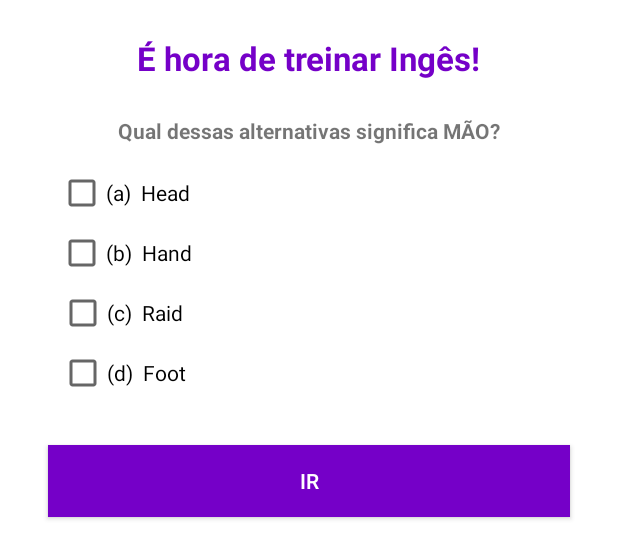
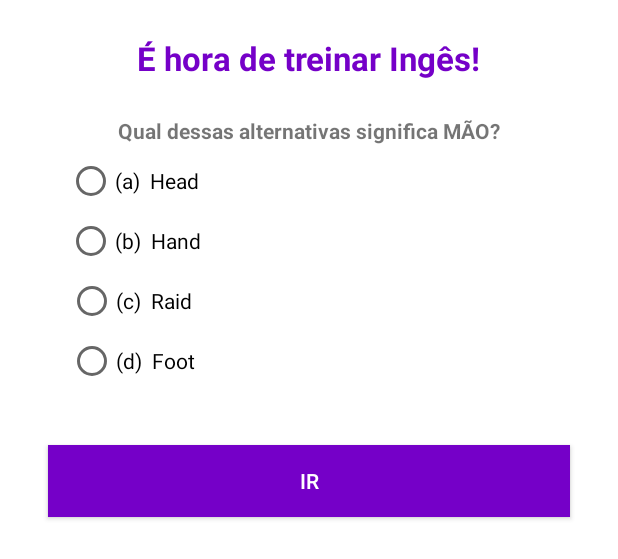
Before and after one commit to eduardoaugustoribeiro/IBM_Young, an Android app: the layout tarefa_ingles.xml on its own in the app's theme, with its tools: preview values and no code run, on a phone screen of 412 x 824 dp. Shown: the top 559 px of the screen. Run offline under Robolectric (Android 15) with nearby library versions, the phone set to English and light mode, and no system bars.

Commit message:
carga 16/03

```diff
--- a/app/src/main/res/layout/tarefa_ingles.xml
+++ b/app/src/main/res/layout/tarefa_ingles.xml
@@ -34,21 +34,35 @@
         app:layout_constraintStart_toStartOf="parent"
         app:layout_constraintTop_toBottomOf="@+id/textView3" />
 
-    <CheckBox
-        android:id="@+id/resp1Ingles1"
+    <Button
+        android:id="@+id/button2"
+        android:layout_width="0dp"
+        android:layout_height="wrap_content"
+        android:layout_marginEnd="32dp"
+        android:layout_marginStart="32dp"
+        android:layout_marginTop="40dp"
+        android:background="#FF7500C8"
+        android:text="Ir"
+        android:textColor="@android:color/background_light"
+        app:layout_constraintEnd_toEndOf="parent"
+        app:layout_constraintStart_toStartOf="parent"
+        app:layout_constraintTop_toBottomOf="@+id/resposta4Ingles1" />
+
+    <RadioButton
+        android:id="@+id/resposta1Ingles1"
         android:layout_width="wrap_content"
         android:layout_height="wrap_content"
         android:layout_marginEnd="8dp"
         android:layout_marginStart="8dp"
-        android:layout_marginTop="16dp"
+        android:layout_marginTop="8dp"
         android:text="(a)  Head"
         app:layout_constraintEnd_toEndOf="parent"
-        app:layout_constraintHorizontal_bias="0.1"
+        app:layout_constraintHorizontal_bias="0.12"
         app:layout_constraintStart_toStartOf="parent"
         app:layout_constraintTop_toBottomOf="@+id/perguntaIngles1" />
 
-    <CheckBox
-        android:id="@+id/resp2Ingles1"
+    <RadioButton
+        android:id="@+id/resposta2Ingles1"
         android:layout_width="wrap_content"
         android:layout_height="wrap_content"
         android:layout_marginEnd="8dp"
@@ -56,12 +70,12 @@
         android:layout_marginTop="8dp"
         android:text="(b)  Hand"
         app:layout_constraintEnd_toEndOf="parent"
-        app:layout_constraintHorizontal_bias="0.1"
+        app:layout_constraintHorizontal_bias="0.12"
         app:layout_constraintStart_toStartOf="parent"
-        app:layout_constraintTop_toBottomOf="@+id/resp1Ingles1" />
+        app:layout_constraintTop_toBottomOf="@+id/resposta1Ingles1" />
 
-    <CheckBox
-        android:id="@+id/resp3Ingles1"
+    <RadioButton
+        android:id="@+id/resposta3Ingles1"
         android:layout_width="wrap_content"
         android:layout_height="wrap_content"
         android:layout_marginEnd="8dp"
@@ -69,12 +83,12 @@
         android:layout_marginTop="8dp"
         android:text="(c)  Raid"
         app:layout_constraintEnd_toEndOf="parent"
-        app:layout_constraintHorizontal_bias="0.1"
+        app:layout_constraintHorizontal_bias="0.12"
         app:layout_constraintStart_toStartOf="parent"
-        app:layout_constraintTop_toBottomOf="@+id/resp2Ingles1" />
+        app:layout_constraintTop_toBottomOf="@+id/resposta2Ingles1" />
 
-    <CheckBox
-        android:id="@+id/resp4Ingles1"
+    <RadioButton
+        android:id="@+id/resposta4Ingles1"
         android:layout_width="wrap_content"
         android:layout_height="wrap_content"
         android:layout_marginEnd="8dp"
@@ -82,21 +96,7 @@
         android:layout_marginTop="8dp"
         android:text="(d)  Foot"
         app:layout_constraintEnd_toEndOf="parent"
-        app:layout_constraintHorizontal_bias="0.1"
+        app:layout_constraintHorizontal_bias="0.12"
         app:layout_constraintStart_toStartOf="parent"
-        app:layout_constraintTop_toBottomOf="@+id/resp3Ingles1" />
-
-    <Button
-        android:id="@+id/button2"
-        android:layout_width="0dp"
-        android:layout_height="wrap_content"
-        android:layout_marginEnd="32dp"
-        android:layout_marginStart="32dp"
-        android:layout_marginTop="32dp"
-        android:background="#FF7500C8"
-        android:text="Ir"
-        android:textColor="@android:color/background_light"
-        app:layout_constraintEnd_toEndOf="parent"
-        app:layout_constraintStart_toStartOf="parent"
-        app:layout_constraintTop_toBottomOf="@+id/resp4Ingles1" />
+        app:layout_constraintTop_toBottomOf="@+id/resposta3Ingles1" />
 </android.support.constraint.ConstraintLayout>
--- a/app/src/main/res/values/colors.xml
+++ b/app/src/main/res/values/colors.xml
@@ -1,8 +1,9 @@
 <?xml version="1.0" encoding="utf-8"?>
 <resources>
-    <color name="colorPrimary">#FF7500C8</color>
+    <color name="colorPrimary">#7500c8</color>
     <color name="colorPrimaryDark">#6901b3</color>
     <color name="colorAccent">#ae00f2</color>
     <color name="background_material_light">#ffffff</color>
     <color name="cinza_escuro">#595959</color>
+    <color name="azul">#172bae</color>
 </resources>
```
Also changed, not shown: app/src/main/res/layout/forum.xml (added, +142 -0 lines).
